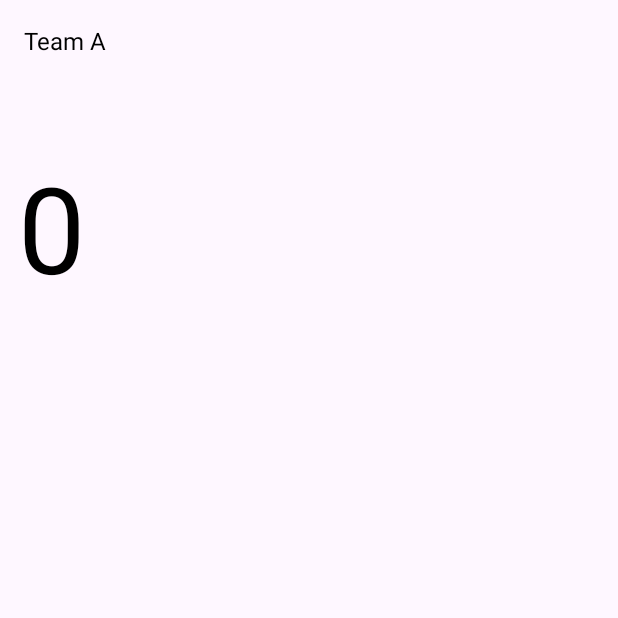
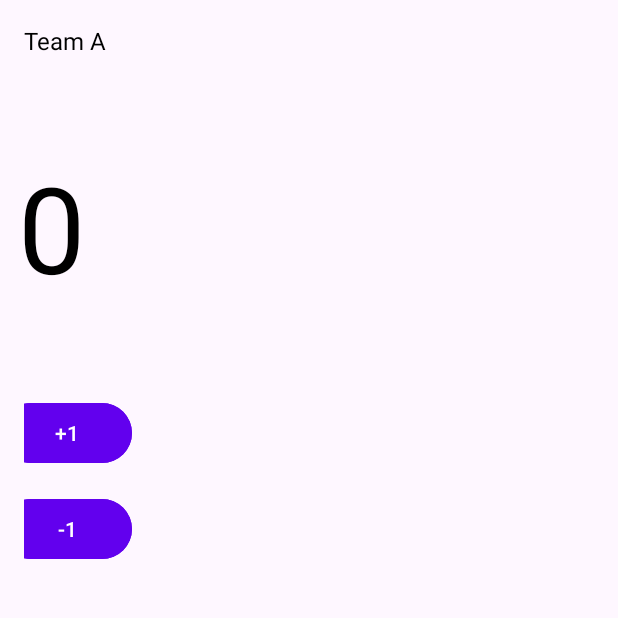
Before and after one commit to muhyi7/MarkibaBadminton, an Android app: the screen it shows after launch (MainActivity), on a phone screen of 412 x 824 dp, the top half of it. Run offline under Robolectric (Android 15) with nearby library versions, the phone set to English and light mode, and no system bars.

Commit message:
"Menit 8:46"

```diff
--- a/app/src/main/res/layout/activity_main.xml
+++ b/app/src/main/res/layout/activity_main.xml
@@ -21,6 +21,7 @@
         app:layout_constraintTop_toTopOf="parent"/>
 
     <TextView
+        android:id="@+id/tvScoreTeamA"
         android:layout_width="wrap_content"
         android:layout_height="wrap_content"
         android:textSize="80sp"
@@ -30,6 +31,27 @@
         app:layout_constraintStart_toStartOf="@id/textViewTeamA"
         app:layout_constraintEnd_toEndOf="@+id/textViewTeamA"
         app:layout_constraintTop_toBottomOf="@id/textViewTeamA"/>
-
+    <Button
+        android:id="@+id/btnPlusTeamA"
+        android:layout_width="wrap_content"
+        android:layout_height="wrap_content"
+        android:text="+1"
+        android:textColor="@android:color/white"
+        android:backgroundTint="@color/design_default_color_primary"
+        android:layout_marginTop="60dp"
+        app:layout_constraintStart_toStartOf="@id/tvScoreTeamA"
+        app:layout_constraintEnd_toEndOf="@id/tvScoreTeamA"
+        app:layout_constraintTop_toBottomOf="@id/tvScoreTeamA"/>
+    <Button
+        android:id="@+id/btnMinusTeamA"
+        android:layout_width="wrap_content"
+        android:layout_height="wrap_content"
+        android:text="-1"
+        android:textColor="@android:color/white"
+        android:backgroundTint="@color/design_default_color_primary"
+        android:layout_marginTop="16dp"
+        app:layout_constraintStart_toStartOf="@id/btnPlusTeamA"
+        app:layout_constraintEnd_toEndOf="@id/btnPlusTeamA"
+        app:layout_constraintTop_toBottomOf="@id/btnPlusTeamA"/>
 
 </androidx.constraintlayout.widget.ConstraintLayout>
```
